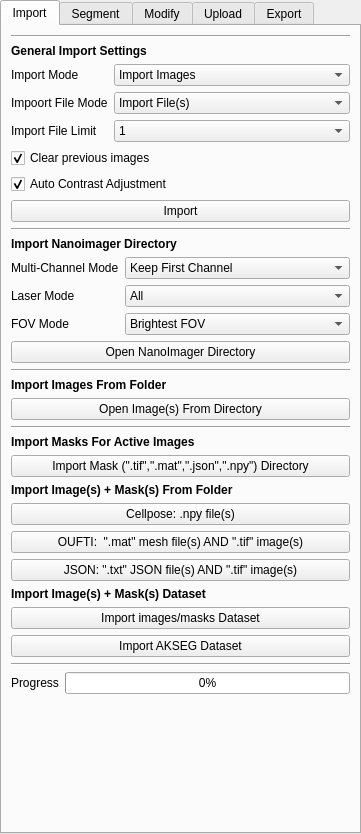
Qt form src/napari_akseg/akseg_ui.ui (piedrro/napari-akseg) before a commit.
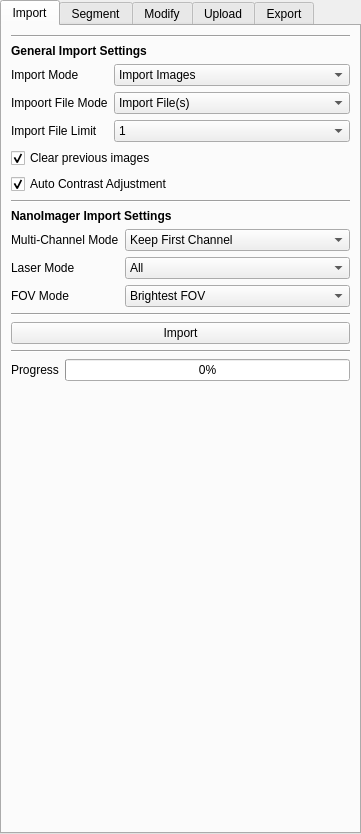
The same form after that commit.

Commit message: Modfied upload tab from mutiple buttons to combobox

What changed in the file:
```diff
--- a/src/napari_akseg/akseg_ui.ui
+++ b/src/napari_akseg/akseg_ui.ui
@@ -213,13 +213,6 @@
       </property>
      </widget>
     </item>
-    <item>
-     <widget class="QPushButton" name="Import_import">
-      <property name="text">
-       <string>Import</string>
-      </property>
-     </widget>
-    </item>
     <item>
      <widget class="Line" name="line_9">
       <property name="orientation">
@@ -236,7 +229,7 @@
        </font>
       </property>
       <property name="text">
-       <string>Import Nanoimager Directory</string>
+       <string>NanoImager Import Settings</string>
       </property>
      </widget>
     </item>
@@ -348,52 +341,6 @@
       </item>
      </layout>
     </item>
-    <item>
-     <widget class="QPushButton" name="nim_open_dir">
-      <property name="sizePolicy">
-       <sizepolicy hsizetype="Preferred" vsizetype="Fixed">
-        <horstretch>0</horstretch>
-        <verstretch>0</verstretch>
-       </sizepolicy>
-      </property>
-      <property name="text">
-       <string>Open NanoImager Directory</string>
-      </property>
-     </widget>
-    </item>
-    <item>
-     <widget class="Line" name="line_10">
-      <property name="orientation">
-       <enum>Qt::Horizontal</enum>
-      </property>
-     </widget>
-    </item>
-    <item>
-     <widget class="QLabel" name="label_32">
-      <property name="font">
-       <font>
-        <weight>75</weight>
-        <bold>true</bold>
-       </font>
-      </property>
-      <property name="text">
-       <string>Import Images From Folder</string>
-      </property>
-     </widget>
-    </item>
-    <item>
-     <widget class="QPushButton" name="image_open_dir">
-      <property name="sizePolicy">
-       <sizepolicy hsizetype="Preferred" vsizetype="Fixed">
-        <horstretch>0</horstretch>
-        <verstretch>0</verstretch>
-       </sizepolicy>
-      </property>
-      <property name="text">
-       <string>Open Image(s) From Directory</string>
-      </property>
-     </widget>
-    </item>
     <item>
      <widget class="Line" name="line_7">
       <property name="orientation">
@@ -402,86 +349,9 @@
      </widget>
     </item>
     <item>
-     <widget class="QLabel" name="label_46">
-      <property name="font">
-       <font>
-        <weight>75</weight>
-        <bold>true</bold>
-       </font>
-      </property>
+     <widget class="QPushButton" name="import_import">
       <property name="text">
-       <string>Import Masks For Active Images</string>
-      </property>
-     </widget>
-    </item>
-    <item>
-     <widget class="QPushButton" name="image_open_masks">
-      <property name="text">
-       <string>Import Mask (&quot;.tif&quot;,&quot;.mat&quot;,&quot;.json&quot;,&quot;.npy&quot;) Directory</string>
-      </property>
-     </widget>
-    </item>
-    <item>
-     <widget class="QLabel" name="label_26">
-      <property name="font">
-       <font>
-        <weight>75</weight>
-        <bold>true</bold>
-       </font>
-      </property>
-      <property name="text">
-       <string>Import Image(s) + Mask(s) From Folder</string>
-      </property>
-     </widget>
-    </item>
-    <item>
-     <widget class="QPushButton" name="image_open_cellpose">
-      <property name="text">
-       <string>Cellpose: .npy file(s)</string>
-      </property>
-     </widget>
-    </item>
-    <item>
-     <widget class="QPushButton" name="image_open_oufti">
-      <property name="text">
-       <string>OUFTI:  &quot;.mat&quot; mesh file(s) AND &quot;.tif&quot; image(s)</string>
-      </property>
-     </widget>
-    </item>
-    <item>
-     <widget class="QPushButton" name="image_open_json">
-      <property name="text">
-       <string>JSON: &quot;.txt&quot; JSON file(s) AND &quot;.tif&quot; image(s)</string>
-      </property>
-     </widget>
-    </item>
-    <item>
-     <widget class="QLabel" name="label_41">
-      <property name="font">
-       <font>
-        <weight>75</weight>
-        <bold>true</bold>
-       </font>
-      </property>
-      <property name="text">
-       <string>Import Image(s) + Mask(s) Dataset</string>
-      </property>
-     </widget>
-    </item>
-    <item>
-     <widget class="QPushButton" name="image_open_dataset">
-      <property name="toolTip">
-       <string>Image and masks must in images and mask subdirectories</string>
-      </property>
-      <property name="text">
-       <string>Import images/masks Dataset</string>
-      </property>
-     </widget>
-    </item>
-    <item>
-     <widget class="QPushButton" name="image_open_akseg">
-      <property name="text">
-       <string>Import AKSEG Dataset</string>
+       <string>Import</string>
       </property>
      </widget>
     </item>
```
Left out of the diff: 34 changed lines with no effect on the pictures. The commit also changes 3 other files.
